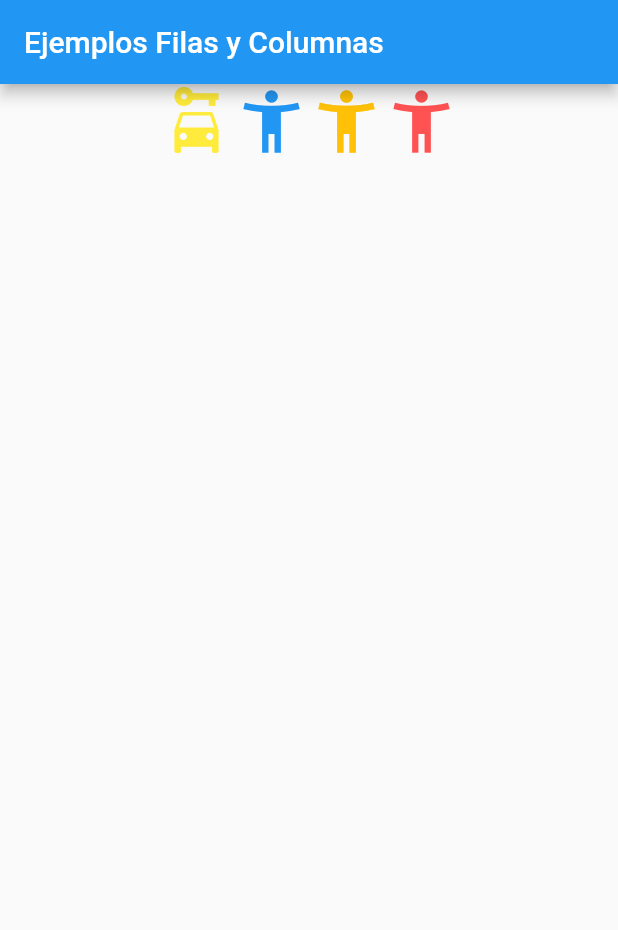
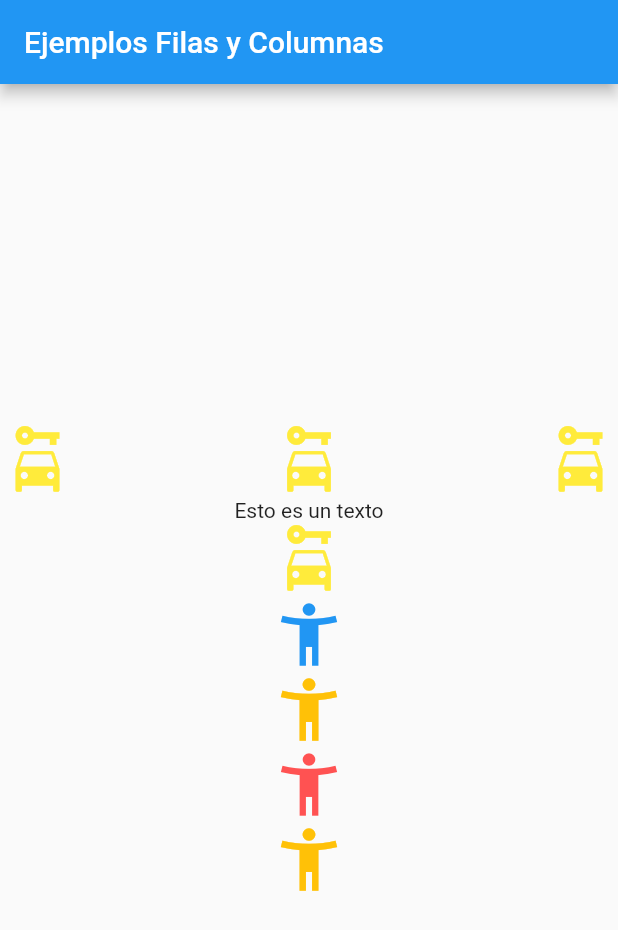
Before and after one commit to alexvacca25/ejemplo1, a Flutter app: the screen it shows after launch, after a tap on "Alinear", on a phone screen of 412 x 824 dp. Shown: the top 930 px of the screen. Run offline on Flutter 3.47's test engine with Material 2 defaults, Android fonts, the phone set to English and light mode, and no system bars.

Commit message:
Componentes para estudiar

```diff
--- a/lib/componentes/alinear.dart
+++ b/lib/componentes/alinear.dart
@@ -11,11 +11,33 @@ class Alinear extends StatelessWidget {
         appBar: AppBar(
           title: Text('Ejemplos Filas y Columnas'),
         ),
-        body: Row(
+        body: Center(
+          child: Column(
             //Probar Cambiar a Row /Colunm
             mainAxisAlignment: MainAxisAlignment.center, //Cambiar la propiedad
             // crossAxisAlignment: CrossAxisAlignment.start,
             children: [
+              Row(
+                mainAxisAlignment: MainAxisAlignment.spaceBetween,
+                children: [
+                  Icon(
+                    Icons.car_rental,
+                    color: Colors.yellow,
+                    size: 50,
+                  ),
+                  Icon(
+                    Icons.car_rental,
+                    color: Colors.yellow,
+                    size: 50,
+                  ),
+                  Icon(
+                    Icons.car_rental,
+                    color: Colors.yellow,
+                    size: 50,
+                  ),
+                ],
+              ),
+              Text('Esto es un texto'),
               Icon(
                 Icons.car_rental,
                 color: Colors.yellow,
@@ -36,7 +58,13 @@ class Alinear extends StatelessWidget {
                 color: Colors.redAccent,
                 size: 50,
               ),
+              Icon(
+                Icons.accessibility_new,
+                color: Colors.amber,
+                size: 50,
+              ),
             ],
+          ),
         ),
       ),
     );
--- a/lib/componentes/contador1.dart
+++ b/lib/componentes/contador1.dart
@@ -64,7 +64,7 @@ class _MyHomePageState extends State<MyHomePage> {
 // Aumentar - Disminuir - Reiniciar en un rango de -10 a 10 , Modificar Iconos
 
       persistentFooterButtons: [
-        Row(mainAxisAlignment: MainAxisAlignment.spaceBetween, children: [
+        Row(mainAxisAlignment: MainAxisAlignment.spaceAround, children: [
           ElevatedButton(onPressed: () {}, child: Icon(Icons.access_time)),
           ElevatedButton(onPressed: () {}, child: Icon(Icons.access_time)),
           ElevatedButton(onPressed: () {}, child: Icon(Icons.access_time)),
--- a/lib/componentes/textos.dart
+++ b/lib/componentes/textos.dart
@@ -19,8 +19,8 @@ class Textos extends StatelessWidget {
                   'Titulo',
                   style: TextStyle(
                     color: Colors.red,
-                    fontSize: 30,
-                    fontWeight: FontWeight.bold,
+                    fontSize: 40,
+                    fontWeight: FontWeight.w800,
                     fontStyle: FontStyle.italic,
                     decoration: TextDecoration.underline,
                     decorationColor: Colors.amberAccent[600],
--- a/lib/componentes/walinear.dart
+++ b/lib/componentes/walinear.dart
@@ -16,7 +16,7 @@ class Walinear extends StatelessWidget {
           height: 200,
           color: Colors.blue,
           child: Align(
-            alignment: Alignment.centerLeft,
+            alignment: Alignment.bottomRight,
             child: Container(
               width: 50,
               height: 50,
```
Also changed, not shown: lib/componentes/botones.dart (+7 -2 lines), lib/componentes/centrado.dart (+9 -4 lines), lib/componentes/ejemploclase.dart (added, +39 -0 lines), lib/componentes/expandir.dart (+13 -3 lines), lib/componentes/modelo.dart (+34 -0 lines). Lines whose indentation alone changed are shown as unchanged.
